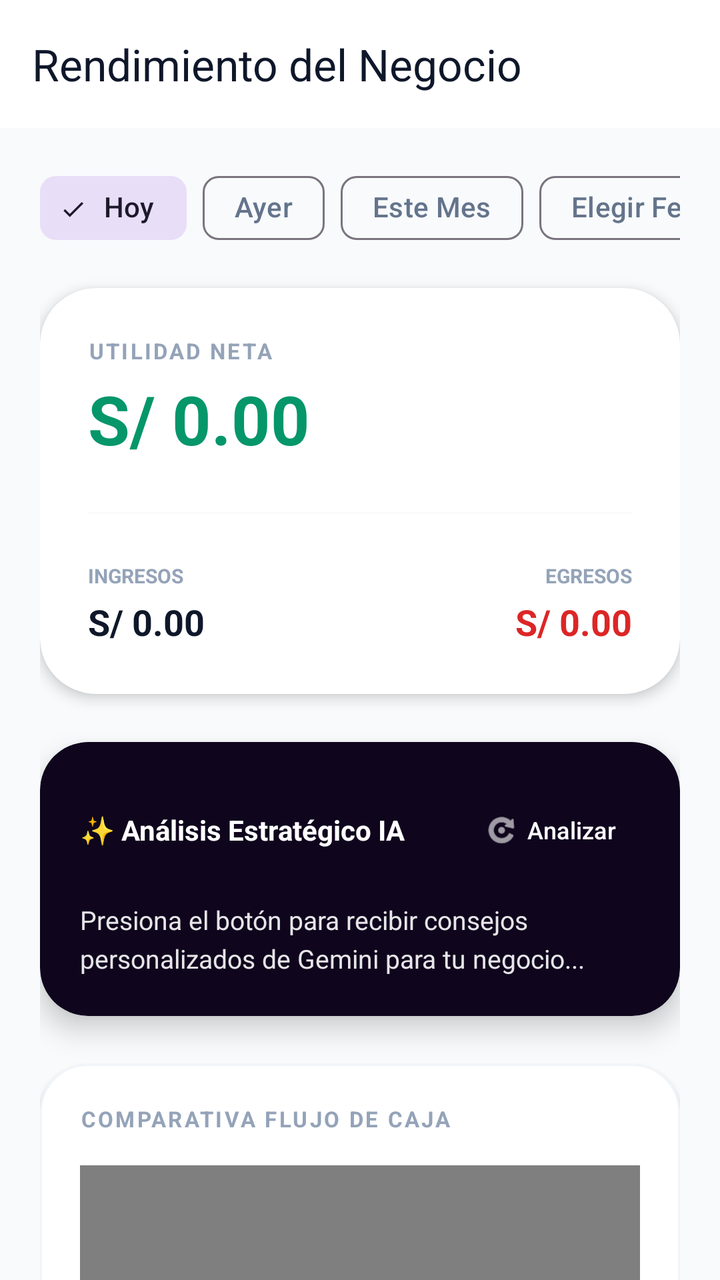
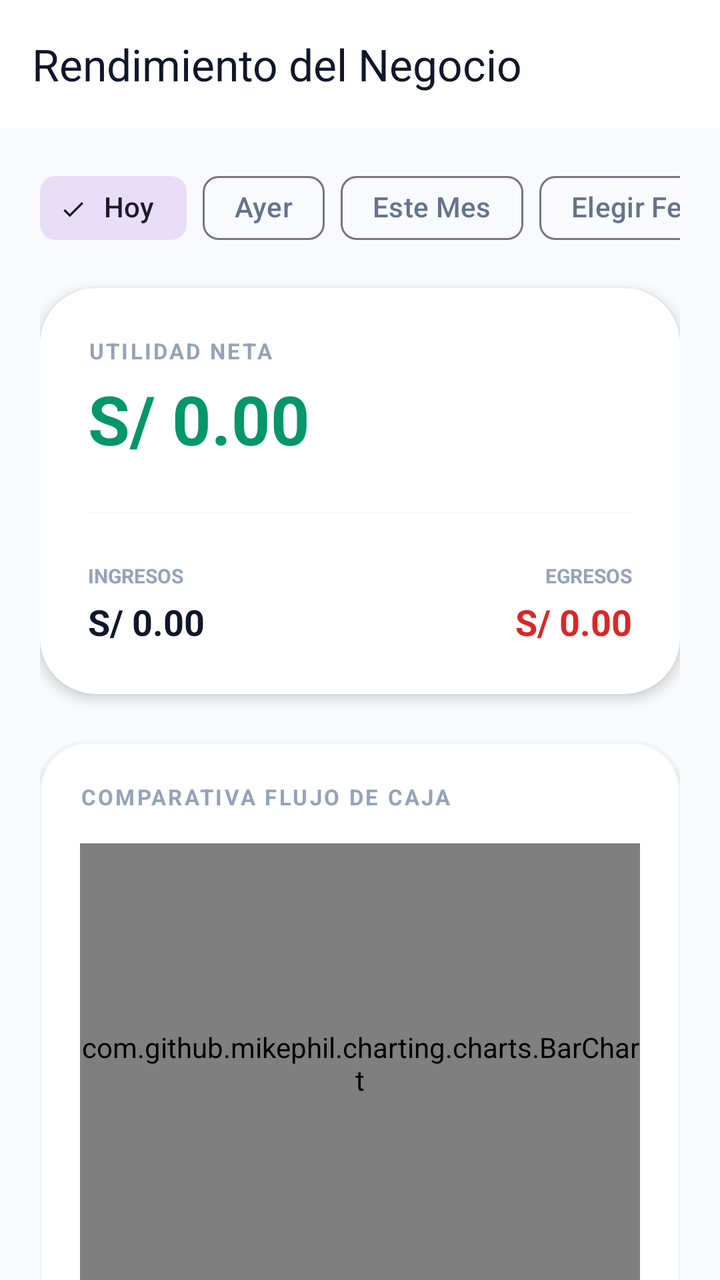

Before-and-after screenshots of an Android layout around one commit, followed by the original layout XML and the change that was made.
<!-- AndroidManifest.xml: application theme Theme.Gomezmart -->
<!-- res/layout/fragment_hotel_metrics.xml -->
<?xml version="1.0" encoding="utf-8"?>
<androidx.coordinatorlayout.widget.CoordinatorLayout xmlns:android="http://schemas.android.com/apk/res/android"
    xmlns:app="http://schemas.android.com/apk/res-auto"
    xmlns:tools="http://schemas.android.com/tools"
    android:id="@+id/metricsRoot"
    android:layout_width="match_parent"
    android:layout_height="match_parent"
    android:background="?attr/colorSurface">

    <com.google.android.material.appbar.AppBarLayout
        android:layout_width="match_parent"
        android:layout_height="wrap_content"
        android:background="@color/white"
        app:elevation="0dp">
        <com.google.android.material.appbar.MaterialToolbar
            android:id="@+id/toolbarMetrics"
            android:layout_width="match_parent"
            android:layout_height="?attr/actionBarSize"
            app:title="Rendimiento del Negocio"
            app:titleTextColor="@color/slate_900" />
    </com.google.android.material.appbar.AppBarLayout>

    <androidx.core.widget.NestedScrollView
        android:layout_width="match_parent"
        android:layout_height="match_parent"
        app:layout_behavior="@string/appbar_scrolling_view_behavior">

        <LinearLayout
            android:layout_width="match_parent"
            android:layout_height="wrap_content"
            android:orientation="vertical"
            android:paddingHorizontal="20dp"
            android:paddingBottom="100dp">

            
            <HorizontalScrollView
                android:layout_width="match_parent"
                android:layout_height="wrap_content"
                android:scrollbars="none"
                android:layout_marginTop="16dp"
                android:layout_marginBottom="16dp">
                <com.google.android.material.chip.ChipGroup
                    android:id="@+id/chipGroupTime"
                    android:layout_width="wrap_content"
                    android:layout_height="wrap_content"
                    app:singleSelection="true"
                    app:selectionRequired="true">
                    <com.google.android.material.chip.Chip
                        android:id="@+id/chipToday"
                        style="@style/Widget.Material3.Chip.Filter"
                        android:layout_width="wrap_content"
                        android:layout_height="wrap_content"
                        android:text="Hoy"
                        android:checked="true" />
                    <com.google.android.material.chip.Chip
                        android:id="@+id/chipYesterday"
                        style="@style/Widget.Material3.Chip.Filter"
                        android:layout_width="wrap_content"
                        android:layout_height="wrap_content"
                        android:text="Ayer" />
                    <com.google.android.material.chip.Chip
                        android:id="@+id/chipMonth"
                        style="@style/Widget.Material3.Chip.Filter"
                        android:layout_width="wrap_content"
                        android:layout_height="wrap_content"
                        android:text="Este Mes" />
                    <com.google.android.material.chip.Chip
                        android:id="@+id/chipCustom"
                        style="@style/Widget.Material3.Chip.Filter"
                        android:layout_width="wrap_content"
                        android:layout_height="wrap_content"
                        android:text="Elegir Fecha"
                        app:chipIcon="@android:drawable/ic_menu_my_calendar" />
                </com.google.android.material.chip.ChipGroup>
            </HorizontalScrollView>

            
            <com.google.android.material.card.MaterialCardView
                android:layout_width="match_parent"
                android:layout_height="wrap_content"
                app:cardCornerRadius="28dp"
                app:cardElevation="4dp"
                app:strokeWidth="0dp"
                android:layout_marginBottom="24dp"
                app:cardBackgroundColor="@color/white">

                <LinearLayout
                    android:layout_width="match_parent"
                    android:layout_height="wrap_content"
                    android:orientation="vertical"
                    android:padding="24dp">

                    <TextView
                        android:layout_width="wrap_content"
                        android:layout_height="wrap_content"
                        android:text="UTILIDAD NETA"
                        android:textSize="11sp"
                        android:textStyle="bold"
                        android:textColor="@color/slate_400"
                        android:letterSpacing="0.1" />

                    <TextView
                        android:id="@+id/tvNetProfit"
                        android:layout_width="wrap_content"
                        android:layout_height="wrap_content"
                        android:text="S/ 0.00"
                        android:textSize="34sp"
                        android:textStyle="bold"
                        android:textColor="@color/emerald_600"
                        android:layout_marginTop="4dp" />

                    <View
                        android:layout_width="match_parent"
                        android:layout_height="1dp"
                        android:background="@color/slate_50"
                        android:layout_marginTop="24dp"
                        android:layout_marginBottom="24dp" />

                    <LinearLayout
                        android:layout_width="match_parent"
                        android:layout_height="wrap_content"
                        android:orientation="horizontal"
                        android:weightSum="2">

                        <LinearLayout
                            android:layout_width="0dp"
                            android:layout_height="wrap_content"
                            android:layout_weight="1"
                            android:orientation="vertical">
                            <TextView
                                android:layout_width="wrap_content"
                                android:layout_height="wrap_content"
                                android:text="INGRESOS"
                                android:textSize="10sp"
                                android:textStyle="bold"
                                android:textColor="@color/slate_400" />
                            <TextView
                                android:id="@+id/tvTotalIncome"
                                android:layout_width="wrap_content"
                                android:layout_height="wrap_content"
                                android:text="S/ 0.00"
                                android:textSize="18sp"
                                android:textStyle="bold"
                                android:textColor="@color/slate_900"
                                android:layout_marginTop="4dp" />
                        </LinearLayout>

                        <LinearLayout
                            android:layout_width="0dp"
                            android:layout_height="wrap_content"
                            android:layout_weight="1"
                            android:orientation="vertical"
                            android:gravity="end">
                            <TextView
                                android:layout_width="wrap_content"
                                android:layout_height="wrap_content"
                                android:text="EGRESOS"
                                android:textSize="10sp"
                                android:textStyle="bold"
                                android:textColor="@color/slate_400" />
                            <TextView
                                android:id="@+id/tvTotalExpense"
                                android:layout_width="wrap_content"
                                android:layout_height="wrap_content"
                                android:text="S/ 0.00"
                                android:textSize="18sp"
                                android:textStyle="bold"
                                android:textColor="@color/red_600"
                                android:layout_marginTop="4dp" />
                        </LinearLayout>
                    </LinearLayout>
                </LinearLayout>
            </com.google.android.material.card.MaterialCardView>

            
            <com.google.android.material.card.MaterialCardView
                android:id="@+id/cardAIAnalysis"
                android:layout_width="match_parent"
                android:layout_height="wrap_content"
                android:layout_marginBottom="24dp"
                app:cardCornerRadius="24dp"
                app:cardElevation="8dp"
                app:strokeWidth="0dp"
                app:cardBackgroundColor="@color/midnight_purple">

                <LinearLayout
                    android:layout_width="match_parent"
                    android:layout_height="wrap_content"
                    android:orientation="vertical"
                    android:padding="20dp">

                    <LinearLayout
                        android:layout_width="match_parent"
                        android:layout_height="wrap_content"
                        android:orientation="horizontal"
                        android:gravity="center_vertical">
                        <TextView
                            android:layout_width="wrap_content"
                            android:layout_height="wrap_content"
                            android:text="✨ Análisis Estratégico IA"
                            android:textColor="@color/white"
                            android:textStyle="bold"
                            android:textSize="14sp" />
                        <View android:layout_width="0dp" android:layout_height="0dp" android:layout_weight="1" />
                        <com.google.android.material.button.MaterialButton
                            android:id="@+id/btnRefreshAI"
                            style="@style/Widget.Material3.Button.TextButton"
                            android:layout_width="wrap_content"
                            android:layout_height="wrap_content"
                            android:text="Analizar"
                            android:textColor="@color/white"
                            android:textSize="12sp"
                            app:icon="@android:drawable/ic_menu_rotate"
                            app:iconTint="@color/white" />
                    </LinearLayout>

                    <TextView
                        android:id="@+id/tvAICounsel"
                        android:layout_width="match_parent"
                        android:layout_height="wrap_content"
                        android:layout_marginTop="12dp"
                        android:text="Presiona el botón para recibir consejos personalizados de Gemini para tu negocio..."
                        android:textColor="@color/white"
                        android:textSize="13sp"
                        android:alpha="0.9"
                        android:lineSpacingExtra="4dp" />
                </LinearLayout>
            </com.google.android.material.card.MaterialCardView>

            
            <com.google.android.material.card.MaterialCardView
                android:layout_width="match_parent"
                android:layout_height="wrap_content"
                android:layout_marginBottom="24dp"
                app:cardCornerRadius="24dp"
                app:cardElevation="2dp"
                app:strokeWidth="1dp"
                app:strokeColor="@color/slate_100"
                app:cardBackgroundColor="@color/white">
                <LinearLayout
                    android:layout_width="match_parent"
                    android:layout_height="wrap_content"
                    android:orientation="vertical"
                    android:padding="20dp">
                    <TextView
                        android:layout_width="wrap_content"
                        android:layout_height="wrap_content"
                        android:text="COMPARATIVA FLUJO DE CAJA"
                        android:textStyle="bold"
                        android:textColor="@color/slate_400"
                        android:textSize="11sp"
                        android:letterSpacing="0.1" />
                    <com.github.mikephil.charting.charts.BarChart
                        android:id="@+id/barChartFinancial"
                        android:layout_width="match_parent"
                        android:layout_height="220dp"
                        android:layout_marginTop="16dp" />
                </LinearLayout>
            </com.google.android.material.card.MaterialCardView>

            
            <TextView
                android:layout_width="wrap_content"
                android:layout_height="wrap_content"
                android:text="DETALLE DE OPERACIONES"
                android:textStyle="bold"
                android:textColor="@color/slate_500"
                android:textSize="11sp"
                android:letterSpacing="0.1"
                android:layout_marginBottom="12dp" />

            <com.google.android.material.card.MaterialCardView
                android:layout_width="match_parent"
                android:layout_height="wrap_content"
                app:cardCornerRadius="24dp"
                app:cardElevation="0dp"
                app:strokeWidth="1dp"
                app:strokeColor="@color/slate_100">
                <androidx.recyclerview.widget.RecyclerView
                    android:id="@+id/rvFinancialMovements"
                    android:layout_width="match_parent"
                    android:layout_height="wrap_content"
                    android:minHeight="200dp"
                    android:padding="8dp" />
            </com.google.android.material.card.MaterialCardView>

        </LinearLayout>
    </androidx.core.widget.NestedScrollView>

</androidx.coordinatorlayout.widget.CoordinatorLayout>
<!-- resources referenced by this layout -->
<resources>
  <color name="emerald_600">#059669</color>
  <color name="midnight_purple">#0F051D</color>
  <color name="red_600">#DC2626</color>
  <color name="slate_100">#F1F5F9</color>
  <color name="slate_400">#94A3B8</color>
  <color name="slate_50">#F8FAFC</color>
  <color name="slate_500">#64748B</color>
  <color name="slate_900">#0F172A</color>
  <color name="white">#FFFFFFFF</color>
  <style name="Theme.Gomezmart" parent="Base.Theme.Gomezmart" />
  <style name="Base.Theme.Gomezmart" parent="Theme.Material3.DayNight.NoActionBar">
          <item name="colorPrimary">@color/purple_600</item>
          <item name="colorOnPrimary">@color/white</item>
          <item name="colorSecondary">@color/indigo_500</item>
          <item name="colorSurface">@color/slate_50</item>
          <item name="colorOnSurface">@color/slate_900</item>
          <item name="colorOnSurfaceVariant">@color/slate_500</item>
          <item name="colorSurfaceContainer">@color/white</item>
          <item name="android:windowBackground">@color/slate_50</item>
      </style>
  <color name="purple_600">#7C3AED</color>
  <color name="indigo_500">#6366F1</color>
</resources>

<!-- the commit's change to res/layout/fragment_hotel_metrics.xml (unified diff, before → after) -->
@@ -174,61 +174,6 @@
 
             
             <com.google.android.material.card.MaterialCardView
-                android:id="@+id/cardAIAnalysis"
-                android:layout_width="match_parent"
-                android:layout_height="wrap_content"
-                android:layout_marginBottom="24dp"
-                app:cardCornerRadius="24dp"
-                app:cardElevation="8dp"
-                app:strokeWidth="0dp"
-                app:cardBackgroundColor="@color/midnight_purple">
-
-                <LinearLayout
-                    android:layout_width="match_parent"
-                    android:layout_height="wrap_content"
-                    android:orientation="vertical"
-                    android:padding="20dp">
-
-                    <LinearLayout
-                        android:layout_width="match_parent"
-                        android:layout_height="wrap_content"
-                        android:orientation="horizontal"
-                        android:gravity="center_vertical">
-                        <TextView
-                            android:layout_width="wrap_content"
-                            android:layout_height="wrap_content"
-                            android:text="✨ Análisis Estratégico IA"
-                            android:textColor="@color/white"
-                            android:textStyle="bold"
-                            android:textSize="14sp" />
-                        <View android:layout_width="0dp" android:layout_height="0dp" android:layout_weight="1" />
-                        <com.google.android.material.button.MaterialButton
-                            android:id="@+id/btnRefreshAI"
-                            style="@style/Widget.Material3.Button.TextButton"
-                            android:layout_width="wrap_content"
-                            android:layout_height="wrap_content"
-                            android:text="Analizar"
-                            android:textColor="@color/white"
-                            android:textSize="12sp"
-                            app:icon="@android:drawable/ic_menu_rotate"
-                            app:iconTint="@color/white" />
-                    </LinearLayout>
-
-                    <TextView
-                        android:id="@+id/tvAICounsel"
-                        android:layout_width="match_parent"
-                        android:layout_height="wrap_content"
-                        android:layout_marginTop="12dp"
-                        android:text="Presiona el botón para recibir consejos personalizados de Gemini para tu negocio..."
-                        android:textColor="@color/white"
-                        android:textSize="13sp"
-                        android:alpha="0.9"
-                        android:lineSpacingExtra="4dp" />
-                </LinearLayout>
-            </com.google.android.material.card.MaterialCardView>
-
-            
-            <com.google.android.material.card.MaterialCardView
                 android:layout_width="match_parent"
                 android:layout_height="wrap_content"
                 android:layout_marginBottom="24dp"
@@ -275,13 +220,50 @@
                 app:cardCornerRadius="24dp"
                 app:cardElevation="0dp"
                 app:strokeWidth="1dp"
-                app:strokeColor="@color/slate_100">
-                <androidx.recyclerview.widget.RecyclerView
-                    android:id="@+id/rvFinancialMovements"
+                app:strokeColor="@color/slate_100"
+                app:cardBackgroundColor="@color/white">
+                <FrameLayout
                     android:layout_width="match_parent"
-                    android:layout_height="wrap_content"
-                    android:minHeight="200dp"
-                    android:padding="8dp" />
+                    android:layout_height="wrap_content">
+                    <androidx.recyclerview.widget.RecyclerView
+                        android:id="@+id/rvFinancialMovements"
+                        android:layout_width="match_parent"
+                        android:layout_height="wrap_content"
+                        android:nestedScrollingEnabled="false"
+                        android:padding="8dp" />
+
+                    <LinearLayout
+                        android:id="@+id/layoutEmptyMovements"
+                        android:layout_width="match_parent"
+                        android:layout_height="wrap_content"
+                        android:gravity="center"
+                        android:orientation="vertical"
+                        android:paddingHorizontal="24dp"
+                        android:paddingVertical="36dp"
+                        android:visibility="gone">
+                        <TextView
+                            android:layout_width="wrap_content"
+                            android:layout_height="wrap_content"
+                            android:text="📊"
+                            android:textSize="36sp" />
+                        <TextView
+                            android:layout_width="wrap_content"
+                            android:layout_height="wrap_content"
+                            android:layout_marginTop="10dp"
+                            android:text="Sin movimientos en este período"
+                            android:textColor="@color/slate_700"
+                            android:textSize="15sp"
+                            android:textStyle="bold" />
+                        <TextView
+                            android:layout_width="wrap_content"
+                            android:layout_height="wrap_content"
+                            android:layout_marginTop="4dp"
+                            android:text="Cuando registres cobros de habitaciones o gastos del hotel aparecerán aquí."
+                            android:textAlignment="center"
+                            android:textColor="@color/slate_400"
+                            android:textSize="12sp" />
+                    </LinearLayout>
+                </FrameLayout>
             </com.google.android.material.card.MaterialCardView>
 
         </LinearLayout>
<!-- resource entries referenced after the edit -->
@@ -1,12 +1,12 @@
 <!-- resources referenced by this layout -->
 <resources>
   <color name="emerald_600">#059669</color>
-  <color name="midnight_purple">#0F051D</color>
   <color name="red_600">#DC2626</color>
   <color name="slate_100">#F1F5F9</color>
   <color name="slate_400">#94A3B8</color>
   <color name="slate_50">#F8FAFC</color>
   <color name="slate_500">#64748B</color>
+  <color name="slate_700">#334155</color>
   <color name="slate_900">#0F172A</color>
   <color name="white">#FFFFFFFF</color>
   <style name="Theme.Gomezmart" parent="Base.Theme.Gomezmart" />
